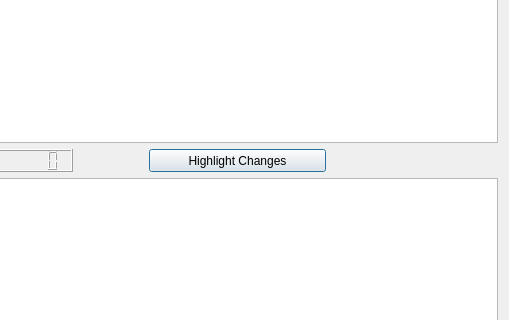
Before: the Qt Designer form codon_optimize_dialog.ui in WilsonImmunologyLab/Librator, drawn with Qt 5; both pictures show x 424 to 933 and y 157 to 477 of the 933 by 734 pixel window.
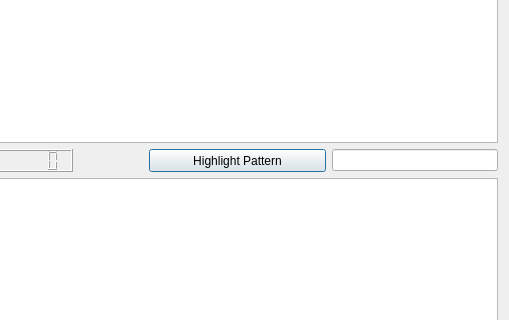
After: the same form once the commit is applied.

Diff of the .ui file:
```diff
--- a/codon_optimize_dialog.ui
+++ b/codon_optimize_dialog.ui
@@ -33,7 +33,7 @@
       </size>
      </property>
      <property name="text">
-      <string>Highlight Changes</string>
+      <string>Highlight Pattern</string>
      </property>
     </widget>
    </item>
@@ -231,6 +231,9 @@
      </property>
     </widget>
    </item>
+   <item row="8" column="6" colspan="2">
+    <widget class="QLineEdit" name="lineEditPattern"/>
+   </item>
   </layout>
  </widget>
  <resources/>
```
